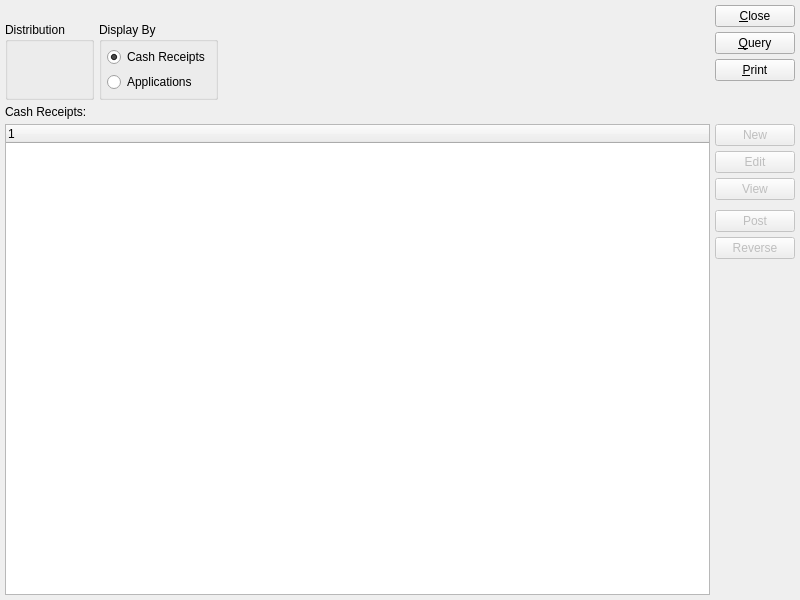
Before: the Qt Designer form xtuple/trunk/guiclient/dspCashReceipts.ui in WooodHead/xtuple, drawn with Qt 5.
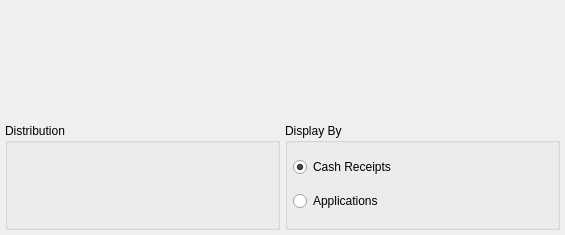
After: the same form once the commit is applied. Custom widgets are drawn as their Qt base class.

Commit message: Convert cash receipts to display class.

```diff
--- a/xtuple/trunk/guiclient/dspCashReceipts.ui
+++ b/xtuple/trunk/guiclient/dspCashReceipts.ui
@@ -13,25 +13,18 @@
    <rect>
     <x>0</x>
     <y>0</y>
-    <width>800</width>
-    <height>600</height>
+    <width>565</width>
+    <height>235</height>
    </rect>
   </property>
   <property name="windowTitle">
    <string>Cash Receipts</string>
   </property>
-  <layout class="QGridLayout" name="gridLayout_5">
-   <item row="0" column="0">
-    <layout class="QHBoxLayout" name="horizontalLayout">
-     <item>
-      <layout class="QGridLayout" name="gridLayout_4">
-       <property name="topMargin">
-        <number>12</number>
-       </property>
+  <layout class="QGridLayout" name="gridLayout_2">
        <item row="0" column="0" colspan="2">
         <widget class="CustomerSelector" name="_customerSelector"/>
        </item>
-       <item row="1" column="0">
+   <item row="2" column="0">
         <widget class="QGroupBox" name="groupBox">
          <property name="title">
           <string>Distribution</string>
@@ -43,7 +36,7 @@
          </layout>
         </widget>
        </item>
-       <item row="1" column="1">
+   <item row="2" column="1">
         <widget class="QGroupBox" name="displayTypeGroup">
          <property name="title">
           <string>Display By</string>
@@ -69,154 +62,8 @@
          </layout>
         </widget>
        </item>
-      </layout>
-     </item>
-     <item>
-      <spacer name="horizontalSpacer">
-       <property name="orientation">
-        <enum>Qt::Horizontal</enum>
-       </property>
-       <property name="sizeHint" stdset="0">
-        <size>
-         <width>0</width>
-         <height>20</height>
-        </size>
-       </property>
-      </spacer>
-     </item>
-     <item>
-      <layout class="QVBoxLayout">
-       <item>
-        <widget class="QPushButton" name="_close">
-         <property name="text">
-          <string>&amp;Close</string>
-         </property>
-         <property name="autoDefault">
-          <bool>false</bool>
-         </property>
-         <property name="default">
-          <bool>false</bool>
-         </property>
-        </widget>
-       </item>
-       <item>
-        <widget class="QPushButton" name="_query">
-         <property name="text">
-          <string>&amp;Query</string>
-         </property>
-        </widget>
-       </item>
-       <item>
-        <widget class="QPushButton" name="_print">
-         <property name="text">
-          <string>&amp;Print</string>
-         </property>
-        </widget>
-       </item>
-       <item>
-        <spacer>
-         <property name="orientation">
-          <enum>Qt::Vertical</enum>
-         </property>
-         <property name="sizeType">
-          <enum>QSizePolicy::Expanding</enum>
-         </property>
-         <property name="sizeHint" stdset="0">
-          <size>
-           <width>20</width>
-           <height>0</height>
-          </size>
-         </property>
-        </spacer>
-       </item>
-      </layout>
-     </item>
-    </layout>
-   </item>
    <item row="1" column="0">
-    <widget class="QFrame" name="_frame">
-     <property name="sizePolicy">
-      <sizepolicy hsizetype="Preferred" vsizetype="Expanding">
-       <horstretch>0</horstretch>
-       <verstretch>1</verstretch>
-      </sizepolicy>
-     </property>
-     <property name="frameShape">
-      <enum>QFrame::NoFrame</enum>
-     </property>
-     <property name="frameShadow">
-      <enum>QFrame::Raised</enum>
-     </property>
-     <layout class="QGridLayout" name="gridLayout_2">
-      <property name="margin">
-       <number>0</number>
-      </property>
-      <property name="spacing">
-       <number>0</number>
-      </property>
-      <item row="0" column="0">
-       <layout class="QVBoxLayout" name="verticalLayout_3">
-        <item>
-         <widget class="QLabel" name="_arapplyLit">
-          <property name="text">
-           <string>Cash Receipts:</string>
-          </property>
-         </widget>
-        </item>
-        <item>
-         <layout class="QHBoxLayout" name="horizontalLayout_2">
-          <item>
-           <widget class="XTreeWidget" name="_arapply">
-            <property name="sizePolicy">
-             <sizepolicy hsizetype="Expanding" vsizetype="Expanding">
-              <horstretch>0</horstretch>
-              <verstretch>0</verstretch>
-             </sizepolicy>
-            </property>
-            <property name="minimumSize">
-             <size>
-              <width>0</width>
-              <height>100</height>
-             </size>
-            </property>
-           </widget>
-          </item>
-          <item>
-           <layout class="QVBoxLayout" name="verticalLayout_2">
-            <item>
-             <layout class="QVBoxLayout" name="verticalLayout">
-              <item>
-               <widget class="QPushButton" name="_new">
-                <property name="enabled">
-                 <bool>false</bool>
-                </property>
-                <property name="text">
-                 <string>New</string>
-                </property>
-               </widget>
-              </item>
-              <item>
-               <widget class="QPushButton" name="_edit">
-                <property name="enabled">
-                 <bool>false</bool>
-                </property>
-                <property name="text">
-                 <string>Edit</string>
-                </property>
-               </widget>
-              </item>
-              <item>
-               <widget class="QPushButton" name="_view">
-                <property name="enabled">
-                 <bool>false</bool>
-                </property>
-                <property name="text">
-                 <string>View</string>
-                </property>
-               </widget>
-              </item>
-              <item>
-               <spacer name="verticalSpacer_2">
+    <spacer name="verticalSpacer">
                 <property name="orientation">
                  <enum>Qt::Vertical</enum>
                 </property>
@@ -231,50 +78,6 @@
                 </property>
                </spacer>
               </item>
-              <item>
-               <widget class="QPushButton" name="_post">
-                <property name="enabled">
-                 <bool>false</bool>
-                </property>
-                <property name="text">
-                 <string>Post</string>
-                </property>
-               </widget>
-              </item>
-              <item>
-               <widget class="QPushButton" name="_reverse">
-                <property name="enabled">
-                 <bool>false</bool>
-                </property>
-                <property name="text">
-                 <string>Reverse</string>
-                </property>
-               </widget>
-              </item>
-             </layout>
-            </item>
-            <item>
-             <spacer name="verticalSpacer">
-              <property name="orientation">
-               <enum>Qt::Vertical</enum>
-              </property>
-              <property name="sizeHint" stdset="0">
-               <size>
-                <width>20</width>
-                <height>118</height>
-               </size>
-              </property>
-             </spacer>
-            </item>
-           </layout>
-          </item>
-         </layout>
-        </item>
-       </layout>
-      </item>
-     </layout>
-    </widget>
-   </item>
   </layout>
  </widget>
  <layoutdefault spacing="5" margin="5"/>
@@ -290,12 +93,6 @@
    <extends>QWidget</extends>
    <header>datecluster.h</header>
   </customwidget>
-  <customwidget>
-   <class>XTreeWidget</class>
-   <extends>QTreeWidget</extends>
-   <header>xtreewidget.h</header>
-   <container>1</container>
-  </customwidget>
  </customwidgets>
  <tabstops>
   <tabstop>_dates</tabstop>
```
Left out of the diff: 23 changed lines with no effect on the pictures. Lines whose indentation alone changed are shown as unchanged. The commit also changes 6 other files.
